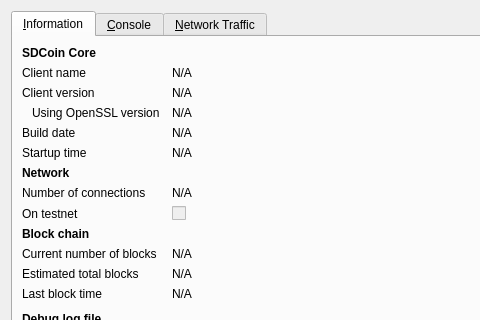
Above: src/qt/forms/rpcconsole.ui from jyap808/jumbucks before the change; both pictures show x 0 to 480 and y 0 to 320 of the 740 by 450 pixel window. Below: the same form after it.
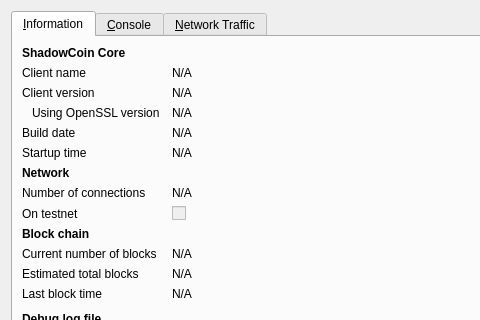
That is the form after the change. Icons and pictures are not drawn. Custom widgets are drawn as their Qt base class.

```diff
--- a/src/qt/forms/rpcconsole.ui
+++ b/src/qt/forms/rpcconsole.ui
@@ -36,7 +36,7 @@
           </font>
          </property>
          <property name="text">
-          <string>SDCoin Core</string>
+          <string>ShadowCoin Core</string>
          </property>
         </widget>
        </item>
```
Left out of the diff: 6 changed lines with no effect on the pictures.
